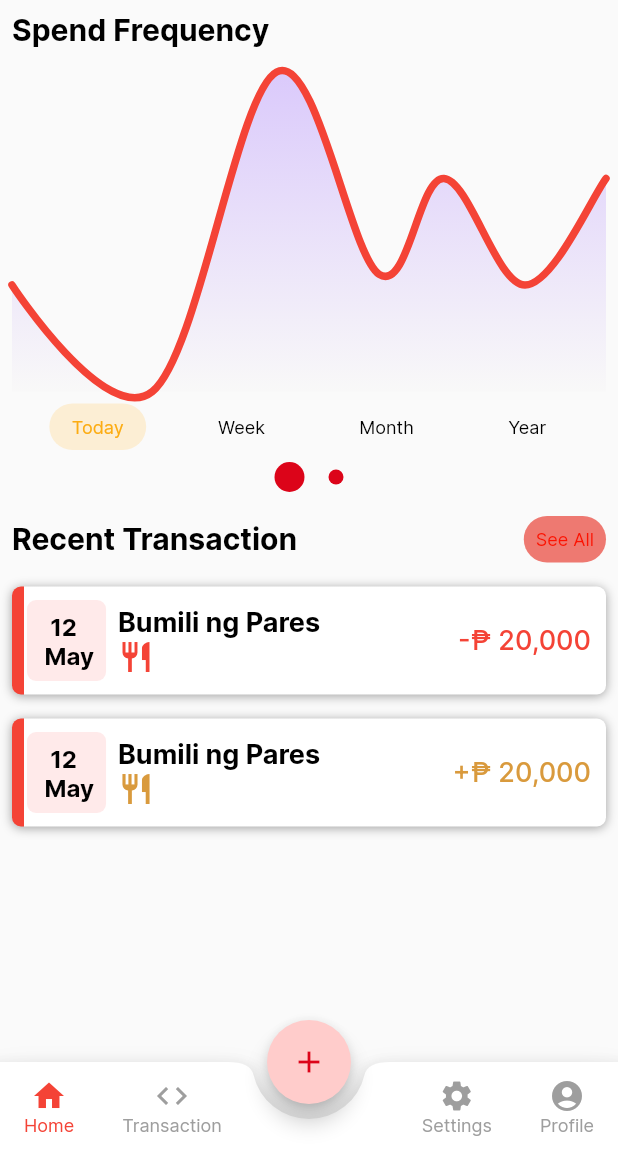
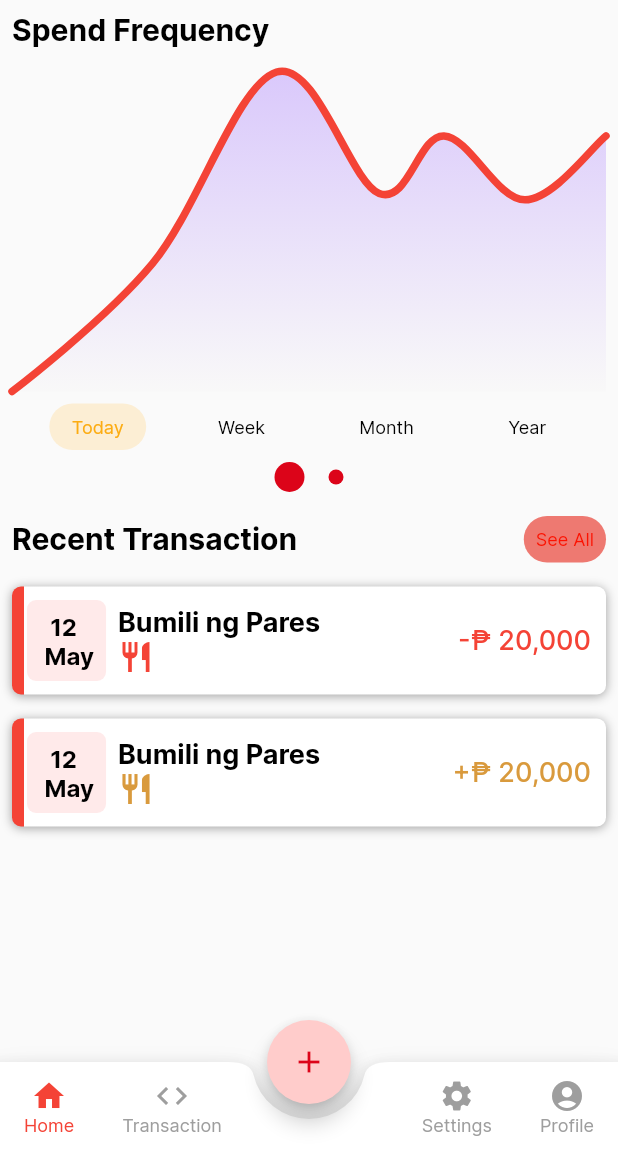
Before and after one commit to GeraldOrzal/pocketexpense, a Flutter app: the screen it shows after launch, on a phone screen of 412 x 824 dp, the part 84-1236 px from its top. Run offline on Flutter 3.47's test engine with Material 2 defaults, Android fonts, the phone set to English and light mode, and no system bars; drawn by our look-alikes of fl_chart; our stand-ins replace firebase_core, flutter_svg; accounts and stored records are empty.

Commit message:
remove bottombar file

```diff
--- a/lib/screens/home_screen.dart
+++ b/lib/screens/home_screen.dart
@@ -2,7 +2,7 @@ import 'package:flutter/material.dart';
 import 'package:flutter/rendering.dart';
 import 'package:pocketexpense/constant.dart';
 import 'package:pocketexpense/styles.dart';
-import 'package:pocketexpense/widgets/bottombar_nav.dart';
+
 import 'package:pocketexpense/widgets/bottomrowitems.dart';
 import 'package:pocketexpense/widgets/topbar_nav.dart';
 import 'package:pocketexpense/widgets/transaction_box.dart';
@@ -11,7 +11,8 @@ import 'package:fl_chart/fl_chart.dart';
 import '../widgets/custom_carousel.dart';
 
 class HomeScreen extends StatefulWidget {
-  const HomeScreen({Key? key}) : super(key: key);
+  Function callback;
+  HomeScreen({Key? key, required this.callback}) : super(key: key);
 
   @override
   State<HomeScreen> createState() => _HomeScreenState();
@@ -47,7 +48,7 @@ class _HomeScreenState extends State<HomeScreen> {
             LineChartBarData(
               color: Colors.red,
               spots: const [
-                FlSpot(0, 3),
+                FlSpot(0, 0),
                 FlSpot(2.6, 2),
                 FlSpot(4.9, 5),
                 FlSpot(6.8, 3.1),
@@ -193,16 +194,20 @@ class _HomeScreenState extends State<HomeScreen> {
                 children: [
                   Text("Recent Transaction",
                       style: Theme.of(context).textTheme.headline2),
-                  Container(
+                  GestureDetector(
+                    onTap: () => {widget.callback(1)},
+                    child: Container(
                       decoration: const BoxDecoration(
                           color: Color.fromARGB(255, 238, 121, 113),
-                        borderRadius: BorderRadius.all(Radius.circular(20.0))),
+                          borderRadius:
+                              BorderRadius.all(Radius.circular(20.0))),
                       child: const Padding(
                         padding: EdgeInsets.all(8.0),
                         child: Text(
                           "See All",
                           style:
                               TextStyle(color: Color.fromARGB(255, 252, 18, 1)),
+                        ),
                       ),
                     ),
                   )
--- a/lib/screens/mainhome_screen.dart
+++ b/lib/screens/mainhome_screen.dart
@@ -3,7 +3,7 @@ import 'package:pocketexpense/screens/home_screen.dart';
 import 'package:pocketexpense/screens/profile_screen.dart';
 import 'package:pocketexpense/screens/setting_screen.dart';
 import 'package:pocketexpense/screens/transactionlist_screen.dart';
-import 'package:pocketexpense/widgets/bottombar_nav.dart';
+
 import 'package:pocketexpense/widgets/topbar_nav.dart';
 
 class MainHomeScreen extends StatefulWidget {
@@ -159,7 +159,9 @@ class _MainHomeScreenState extends State<MainHomeScreen> {
           controller: pageController,
           scrollDirection: Axis.horizontal,
           children: [
-            HomeScreen(),
+            HomeScreen(
+              callback: _onTap,
+            ),
             TransactionListScreen(),
             SettingScreen(),
             ProfileScreen()
--- a/lib/screens/transactionlist_screen.dart
+++ b/lib/screens/transactionlist_screen.dart
@@ -1,5 +1,5 @@
 import 'package:flutter/material.dart';
-import 'package:pocketexpense/widgets/bottombar_nav.dart';
+
 import 'package:pocketexpense/widgets/topbar_nav.dart';
 
 class TransactionListScreen extends StatefulWidget {
```
Also changed, not shown: lib/widgets/bottombar_nav.dart (deleted, +0 -19 lines), lib/screens/notification_screen.dart (added). Lines whose indentation alone changed are shown as unchanged.
